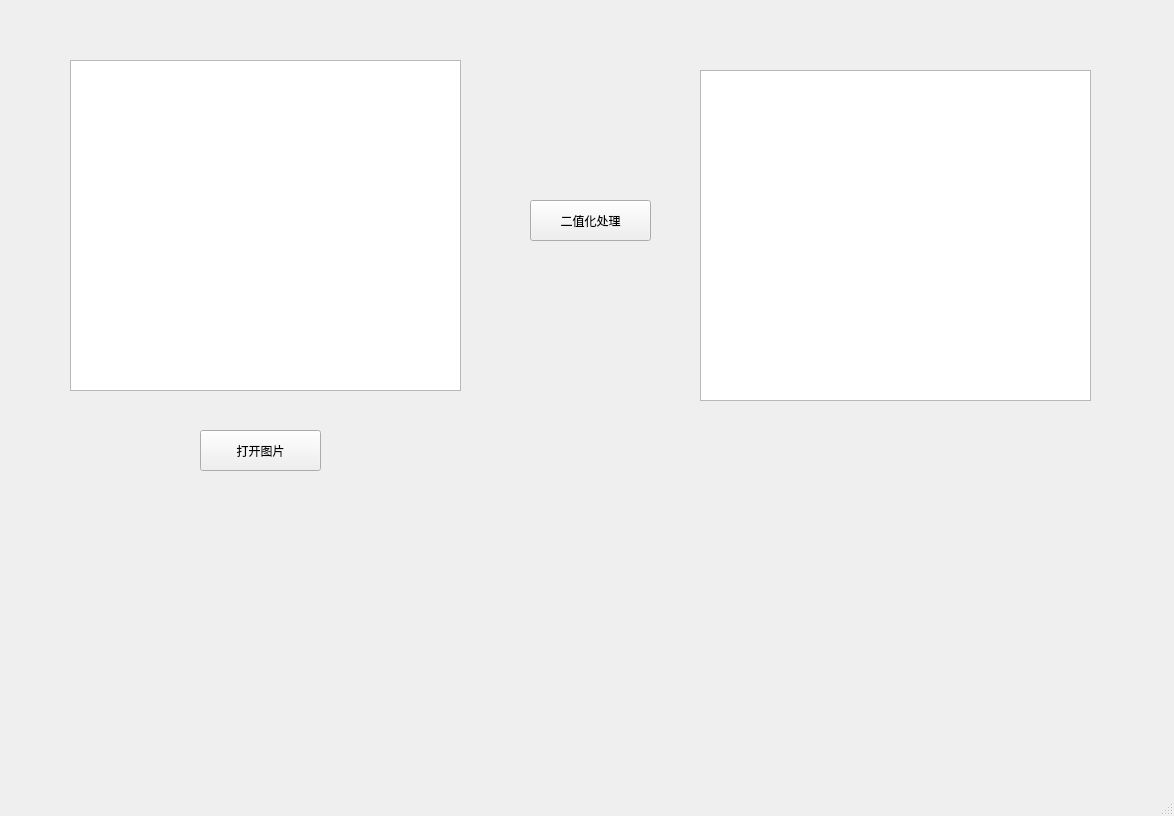
yezi-bb/CudaStudy, file Week3/Day1/Demo/QtConsoleCudaDemo/MainWindow.ui: the form before one commit.
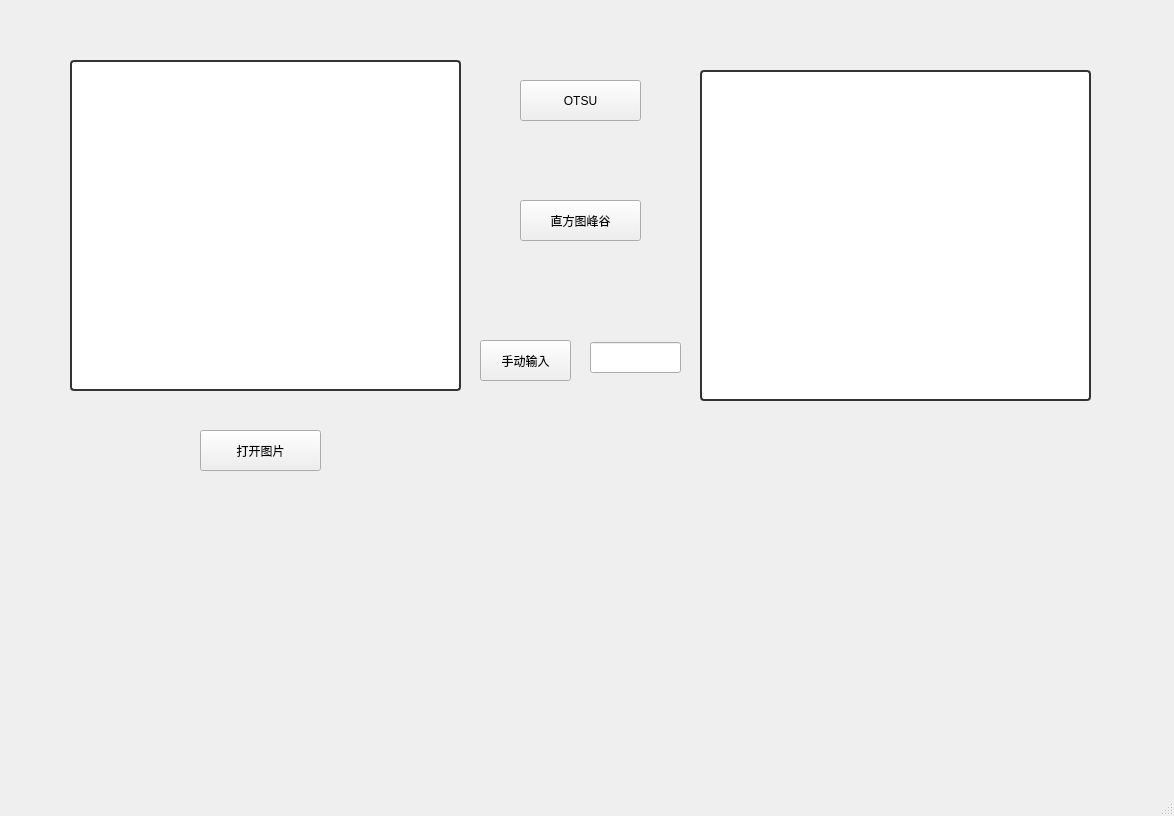
The form after the commit.

Commit message: otsu and prox repair

```diff
--- a/Week3/Day1/Demo/QtConsoleCudaDemo/MainWindow.ui
+++ b/Week3/Day1/Demo/QtConsoleCudaDemo/MainWindow.ui
@@ -23,6 +23,15 @@
       <height>331</height>
      </rect>
     </property>
+    <property name="styleSheet">
+     <string notr="true">QGraphicsView{
+        border: 2px solid #333333;
+        /* 可选圆角 */
+        border-radius: 4px;
+        /* 消除默认背景小缝隙（很多人踩坑） */
+        background-color: white;
+    }</string>
+    </property>
    </widget>
    <widget class="QGraphicsView" name="m_graphicsView_out">
     <property name="geometry">
@@ -33,6 +42,15 @@
       <height>331</height>
      </rect>
     </property>
+    <property name="styleSheet">
+     <string notr="true">QGraphicsView{
+        border: 2px solid #333333;
+        /* 可选圆角 */
+        border-radius: 4px;
+        /* 消除默认背景小缝隙（很多人踩坑） */
+        background-color: white;
+    }</string>
+    </property>
    </widget>
    <widget class="QPushButton" name="pushButton">
     <property name="geometry">
@@ -50,14 +68,50 @@
    <widget class="QPushButton" name="pushButton_2">
     <property name="geometry">
      <rect>
-      <x>530</x>
+      <x>520</x>
+      <y>80</y>
+      <width>121</width>
+      <height>41</height>
+     </rect>
+    </property>
+    <property name="text">
+     <string>OTSU</string>
+    </property>
+   </widget>
+   <widget class="QPushButton" name="m_hist_pushButton">
+    <property name="geometry">
+     <rect>
+      <x>520</x>
       <y>200</y>
       <width>121</width>
       <height>41</height>
      </rect>
     </property>
     <property name="text">
-     <string>二值化处理</string>
+     <string>直方图峰谷</string>
+    </property>
+   </widget>
+   <widget class="QPushButton" name="m_enter_pushButton">
+    <property name="geometry">
+     <rect>
+      <x>480</x>
+      <y>340</y>
+      <width>91</width>
+      <height>41</height>
+     </rect>
+    </property>
+    <property name="text">
+     <string>手动输入</string>
+    </property>
+   </widget>
+   <widget class="QLineEdit" name="m_enter_value">
+    <property name="geometry">
+     <rect>
+      <x>590</x>
+      <y>342</y>
+      <width>91</width>
+      <height>31</height>
+     </rect>
     </property>
    </widget>
   </widget>
```
Left out of the diff: 4 changed lines with no effect on the pictures. The commit also changes 15 other files.
